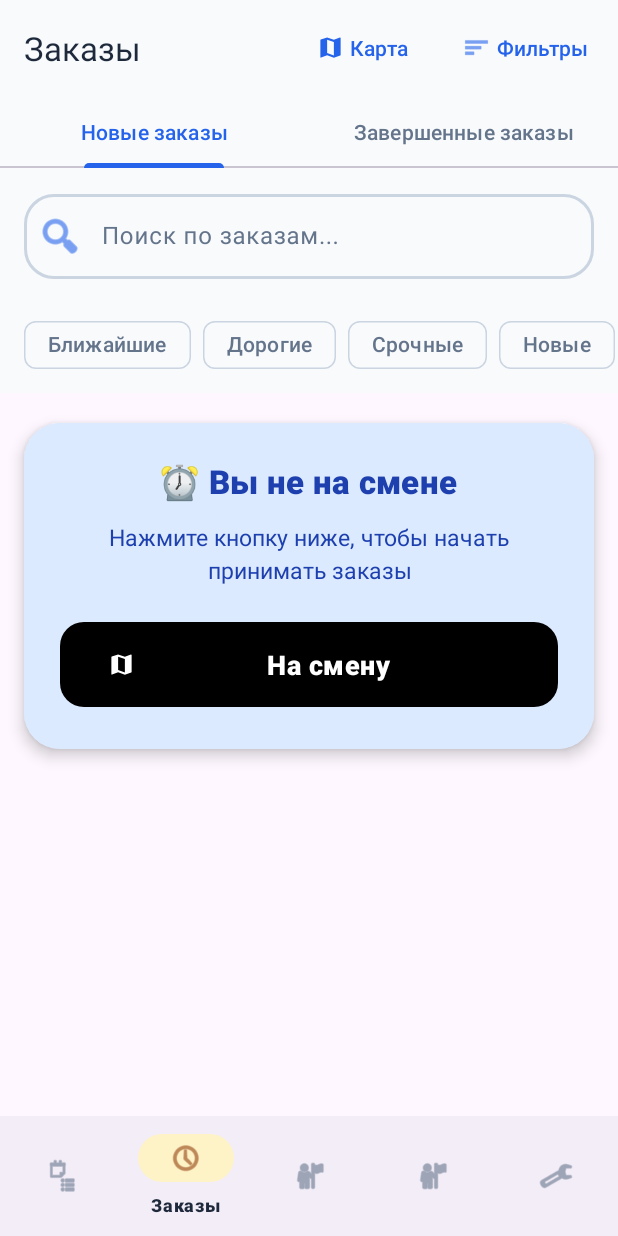
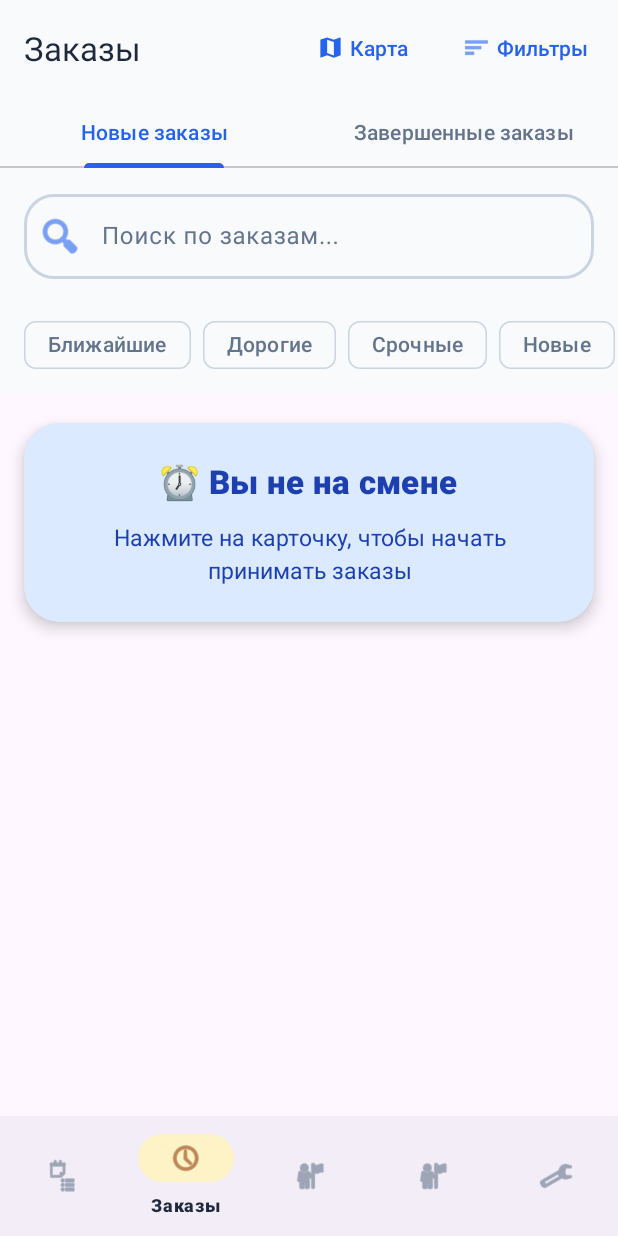
Before and after one commit to RubeRoid-creat/masterprofiapp, an Android app: the OrdersFragment screen opened through its navigation route, on a phone screen of 412 x 824 dp. Run offline under Robolectric (Android 15) with nearby library versions, the phone set to English and light mode, and no system bars; our stand-ins replace navigation-ui; libraries missing offline, so code that uses them is left out: com.yandex.mapkit; network calls fail; 2 statements that could not run were skipped.

Commit message:
Remove shift button from orders screen, make shift card clickable, update status text

```diff
--- a/app/build.gradle.kts
+++ b/app/build.gradle.kts
@@ -12,8 +12,8 @@ android {
         applicationId = "com.example.bestapp"
         minSdk = 24
         targetSdk = 36
-        versionCode = 5
-        versionName = "1.1.3"
+        versionCode = 6
+        versionName = "1.1.4"
 
         testInstrumentationRunner = "androidx.test.runner.AndroidJUnitRunner"
 
--- a/app/src/main/java/com/example/bestapp/ui/orders/OrdersFragment.kt
+++ b/app/src/main/java/com/example/bestapp/ui/orders/OrdersFragment.kt
@@ -40,7 +40,9 @@ class OrdersFragment : Fragment() {
     private var filterMaxDistance: TextInputEditText? = null
     private var btnShowMap: MaterialButton? = null
     private var btnFilters: MaterialButton? = null
-    private var btnStartShift: MaterialButton? = null
+    private var shiftCard: View? = null
+    private var shiftStatusText: TextView? = null
+    private var shiftStatusHint: TextView? = null
     private var btnAcceptSelected: MaterialButton? = null
     private var btnOptimizeRoute: MaterialButton? = null
     private var btnCancelSelection: MaterialButton? = null
@@ -72,7 +74,9 @@ class OrdersFragment : Fragment() {
         filterMaxDistance = null // Теперь в BottomSheet
         btnShowMap = view.findViewById(R.id.btn_show_map)
         btnFilters = view.findViewById(R.id.btn_filters)
-        btnStartShift = view.findViewById(R.id.btn_start_shift)
+        shiftCard = view.findViewById(R.id.shift_card)
+        shiftStatusText = view.findViewById(R.id.shift_status_text)
+        shiftStatusHint = view.findViewById(R.id.shift_status_hint)
         tabLayout = view.findViewById(R.id.tab_layout)
         recyclerCompletedOrders = view.findViewById(R.id.recycler_completed_orders)
 
@@ -81,7 +85,7 @@ class OrdersFragment : Fragment() {
         setupFilters()
         setupMapButton()
         setupFiltersButton()
-        setupStartShiftButton()
+        setupShiftCard()
         setupBatchActions()
         setupTabs()
         observeOrders()
@@ -290,8 +294,11 @@ class OrdersFragment : Fragment() {
         bottomSheet.show()
     }
 
-    private fun setupStartShiftButton() {
-        btnStartShift?.setOnClickListener {
+    private fun setupShiftCard() {
+        shiftCard?.setOnClickListener {
+            // Оптимистичное обновление UI сразу
+            shiftStatusText?.text = "✅ Примите заявку"
+            shiftStatusHint?.text = "Вы на смене и готовы принимать заказы"
             viewModel.toggleShift()
         }
     }
@@ -588,7 +595,7 @@ class OrdersFragment : Fragment() {
         viewLifecycleOwner.lifecycleScope.launch {
             viewModel.isShiftActive.collectLatest { isActive ->
                 android.util.Log.d("OrdersFragment", "Shift status changed: $isActive")
-                updateShiftButton(isActive)
+                updateShiftCard(isActive)
                 updateOrdersVisibility()
                 // Если смена стала активной, обновляем заявки
                 if (isActive) {
@@ -599,17 +606,15 @@ class OrdersFragment : Fragment() {
         }
     }
 
-    private fun updateShiftButton(isActive: Boolean) {
-        btnStartShift?.apply {
-            if (isActive) {
-                text = "Завершить смену"
-                backgroundTintList = android.content.res.ColorStateList.valueOf(
-                    resources.getColor(android.R.color.holo_red_dark, null)
-                )
-            } else {
-                text = "На смену"
-                backgroundTintList = null
-            }
+    private fun updateShiftCard(isActive: Boolean) {
+        if (isActive) {
+            shiftStatusText?.text = "✅ Примите заявку"
+            shiftStatusHint?.text = "Вы на смене и готовы принимать заказы"
+            shiftCard?.visibility = View.GONE
+        } else {
+            shiftStatusText?.text = "⏰ Вы не на смене"
+            shiftStatusHint?.text = "Нажмите на карточку, чтобы начать принимать заказы"
+            shiftCard?.visibility = View.VISIBLE
         }
     }
 
@@ -645,7 +650,9 @@ class OrdersFragment : Fragment() {
         filterMaxPrice = null
         filterMaxDistance = null
         btnShowMap = null
-        btnStartShift = null
+        shiftCard = null
+        shiftStatusText = null
+        shiftStatusHint = null
         tabLayout = null
         recyclerCompletedOrders = null
     }
--- a/app/src/main/res/layout/fragment_orders.xml
+++ b/app/src/main/res/layout/fragment_orders.xml
@@ -187,8 +187,9 @@
             android:layout_height="wrap_content"
             android:orientation="vertical">
 
-            <!-- Кнопка "На смену" -->
+            <!-- Карточка статуса смены -->
             <com.google.android.material.card.MaterialCardView
+                android:id="@+id/shift_card"
                 android:layout_width="match_parent"
                 android:layout_height="wrap_content"
                 android:layout_marginHorizontal="16dp"
@@ -205,9 +206,13 @@
                     android:orientation="vertical"
                     android:padding="24dp"
                     android:gravity="center"
-                    android:background="?attr/colorPrimaryContainer">
+                    android:background="?attr/colorPrimaryContainer"
+                    android:clickable="true"
+                    android:focusable="true"
+                    android:foreground="?attr/selectableItemBackground">
 
                     <TextView
+                        android:id="@+id/shift_status_text"
                         android:layout_width="wrap_content"
                         android:layout_height="wrap_content"
                         android:text="⏰ Вы не на смене"
@@ -219,31 +224,14 @@
                         android:layout_marginBottom="12dp" />
 
                     <TextView
+                        android:id="@+id/shift_status_hint"
                         android:layout_width="wrap_content"
                         android:layout_height="wrap_content"
-                        android:text="Нажмите кнопку ниже, чтобы начать принимать заказы"
+                        android:text="Нажмите на карточку, чтобы начать принимать заказы"
                         android:textSize="15sp"
                         android:textColor="?attr/colorOnPrimaryContainer"
                         android:gravity="center"
-                        android:lineSpacingExtra="4dp"
-                        android:layout_marginBottom="20dp" />
-
-                    <com.google.android.material.button.MaterialButton
-                        android:id="@+id/btn_start_shift"
-                        android:layout_width="match_parent"
-                        android:layout_height="wrap_content"
-                        android:text="🚀 Начать смену"
-                        android:textSize="18sp"
-                        android:textStyle="bold"
-                        android:paddingHorizontal="32dp"
-                        android:paddingVertical="16dp"
-                        android:letterSpacing="0.02"
-                        android:fontFamily="sans-serif-medium"
-                        app:icon="@drawable/ic_map"
-                        app:iconGravity="start"
-                        app:iconTint="?attr/colorOnPrimary"
-                        app:cornerRadius="16dp"
-                        style="@style/Widget.Material3.Button" />
+                        android:lineSpacingExtra="4dp" />
 
                 </LinearLayout>
 
```
Also changed, not shown: 1 other file.
